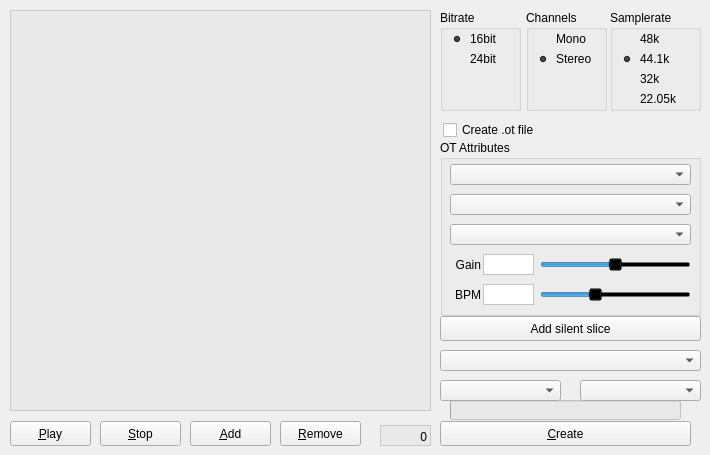
Old version of the form tabgridwidget.ui in the repository KaiDrange/OctaChainer.
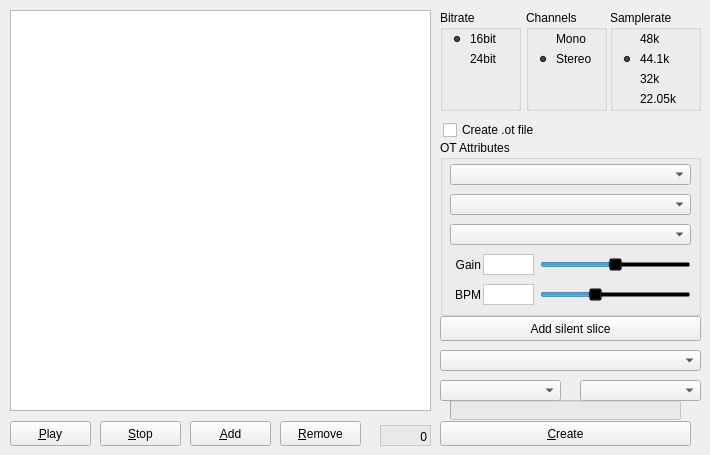
New version of the form.

Commit message: Remove style sheets on sample lists

```diff
--- a/tabgridwidget.ui
+++ b/tabgridwidget.ui
@@ -563,10 +563,6 @@
    <property name="acceptDrops">
     <bool>true</bool>
    </property>
-   <property name="styleSheet">
-    <string notr="true">background-color: rgba(230, 230, 230, 150);
-selection-background-color: rgb(170, 170, 127);</string>
-   </property>
    <property name="editTriggers">
     <set>QAbstractItemView::EditKeyPressed</set>
    </property>
```
The commit also changes 2 other files.
